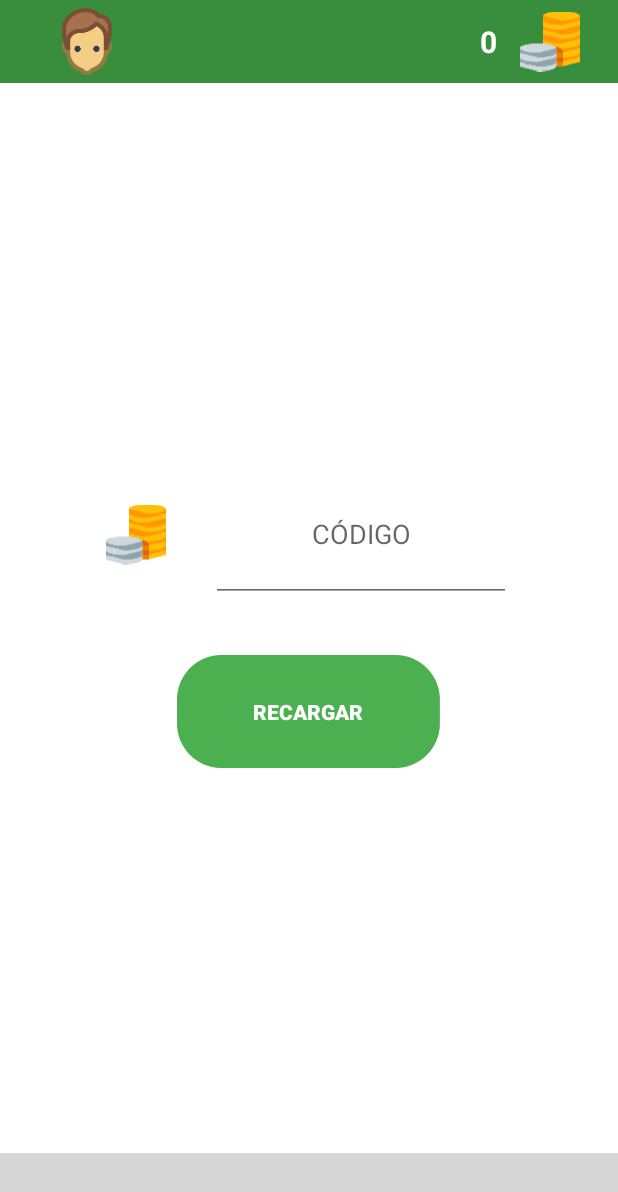
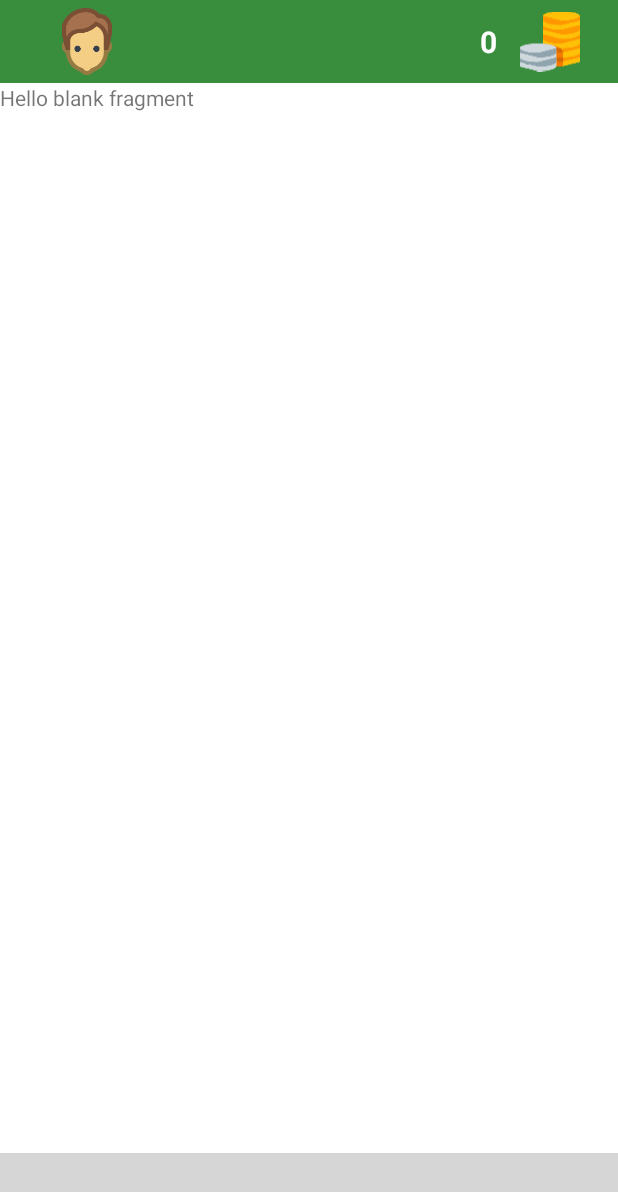
Before and after one commit to jowpris/luckynowapp, an Android app: the HomeActivity screen opened directly, with no data from a screen before it, item 4 of the bottom bar chosen, on a phone screen of 412 x 824 dp. Shown: the top 1192 px of the screen. Run offline under Robolectric (Android 15) with nearby library versions, the phone set to English and light mode, and no system bars; libraries missing offline, so code that uses them is left out: com.loopj.android, cz.msebera.android; pictures from the network do not load; 1 statement that could not run was skipped; grey boxes are pictures that could not be loaded.

Commit message:
Clase para el intercambio

```diff
--- a/app/src/main/java/club/luckynow/www/luckynow/HomeActivity.java
+++ b/app/src/main/java/club/luckynow/www/luckynow/HomeActivity.java
@@ -138,7 +138,8 @@ public class HomeActivity extends AppCompatActivity {
                         //layout_editarPerfil.bringToFront();
                         return true;
                     case R.id.recargar:
-                        pantallaRecargar();
+                        pantallaIntercambio();
+                        //pantallaRecargar();
                         //Intent mainActivity = new Intent(HomeActivity.this, MainActivity.class);
                         //startActivity(mainActivity);
 
@@ -203,4 +204,7 @@ public class HomeActivity extends AppCompatActivity {
     public void pantallaRecompensas(){
         transaction.replace(R.id.layout_contenedor, new PremiosFragment()).commit();
     }
+    public void pantallaIntercambio(){
+        transaction.replace(R.id.layout_contenedor, new IntercambioFragment()).commit();
+    }
 }
--- /dev/null
+++ b/app/src/main/java/club/luckynow/www/luckynow/IntercambioFragment.java
@@ -0,0 +1,107 @@
+package club.luckynow.www.luckynow;
+
+import android.content.Context;
+import android.net.Uri;
+import android.os.Bundle;
+import android.support.v4.app.Fragment;
+import android.view.LayoutInflater;
+import android.view.View;
+import android.view.ViewGroup;
+
+
+/**
+ * A simple {@link Fragment} subclass.
+ * Activities that contain this fragment must implement the
+ * {@link IntercambioFragment.OnFragmentInteractionListener} interface
+ * to handle interaction events.
+ * Use the {@link IntercambioFragment#newInstance} factory method to
+ * create an instance of this fragment.
+ */
+public class IntercambioFragment extends Fragment {
+    // TODO: Rename parameter arguments, choose names that match
+    // the fragment initialization parameters, e.g. ARG_ITEM_NUMBER
+    //private static final String ARG_PARAM1 = "param1";
+    //private static final String ARG_PARAM2 = "param2";
+
+    // TODO: Rename and change types of parameters
+    //private String mParam1;
+    //private String mParam2;
+
+    private OnFragmentInteractionListener mListener;
+
+    public IntercambioFragment() {
+        // Required empty public constructor
+    }
+
+    /**
+     * Use this factory method to create a new instance of
+     * this fragment using the provided parameters.
+     *
+     * @param param1 Parameter 1.
+     * @param param2 Parameter 2.
+     * @return A new instance of fragment IntercambioFragment.
+     */
+    // TODO: Rename and change types and number of parameters
+    public static IntercambioFragment newInstance(String param1, String param2) {
+        IntercambioFragment fragment = new IntercambioFragment();
+
+        return fragment;
+    }
+
+    @Override
+    public void onCreate(Bundle savedInstanceState) {
+        super.onCreate(savedInstanceState);
+        if (getArguments() != null) {
+            //mParam1 = getArguments().getString(ARG_PARAM1);
+            //mParam2 = getArguments().getString(ARG_PARAM2);
+        }
+    }
+
+    @Override
+    public View onCreateView(LayoutInflater inflater, ViewGroup container,
+                             Bundle savedInstanceState) {
+        // Inflate the layout for this fragment
+
+        View view = inflater.inflate(R.layout.fragment_intercambio, container, false);
+        return view;
+    }
+
+    // TODO: Rename method, update argument and hook method into UI event
+    public void onButtonPressed(Uri uri) {
+        if (mListener != null) {
+            mListener.onFragmentInteraction(uri);
+        }
+    }
+
+    @Override
+    public void onAttach(Context context) {
+        super.onAttach(context);
+        if (context instanceof OnFragmentInteractionListener) {
+            mListener = (OnFragmentInteractionListener) context;
+        } else {
+            //throw new RuntimeException(context.toString()
+            //        + " must implement OnFragmentInteractionListener");
+        }
+    }
+
+    @Override
+    public void onDetach() {
+        super.onDetach();
+        mListener = null;
+    }
+
+    /**
+     * This interface must be implemented by activities that contain this
+     * fragment to allow an interaction in this fragment to be communicated
+     * to the activity and potentially other fragments contained in that
+     * activity.
+     * <p>
+     * See the Android Training lesson <a href=
+     * "http://developer.android.com/training/basics/fragments/communicating.html"
+     * >Communicating with Other Fragments</a> for more information.
+     */
+    public interface OnFragmentInteractionListener {
+        // TODO: Update argument type and name
+        void onFragmentInteraction(Uri uri);
+    }
+}
--- /dev/null
+++ b/app/src/main/res/layout/fragment_intercambio.xml
@@ -0,0 +1,13 @@
+<FrameLayout xmlns:android="http://schemas.android.com/apk/res/android"
+    xmlns:tools="http://schemas.android.com/tools"
+    android:layout_width="match_parent"
+    android:layout_height="match_parent"
+    tools:context="club.luckynow.www.luckynow.IntercambioFragment">
+
+    <!-- TODO: Update blank fragment layout -->
+    <TextView
+        android:layout_width="match_parent"
+        android:layout_height="match_parent"
+        android:text="@string/hello_blank_fragment" />
+
+</FrameLayout>
--- a/app/src/main/res/values/strings.xml
+++ b/app/src/main/res/values/strings.xml
@@ -34,5 +34,8 @@
     <string name="cerrar">Cerrar</string>
 
     <!-- TODO: Remove or change this placeholder text -->
+    <string name="hello_blank_fragment">Hello blank fragment</string>
+
+    <!-- TODO: Remove or change this placeholder text -->
 
 </resources>
```
Also changed, not shown: app/src/main/res/layout/activity_perfil.xml (+17 -0 lines).
